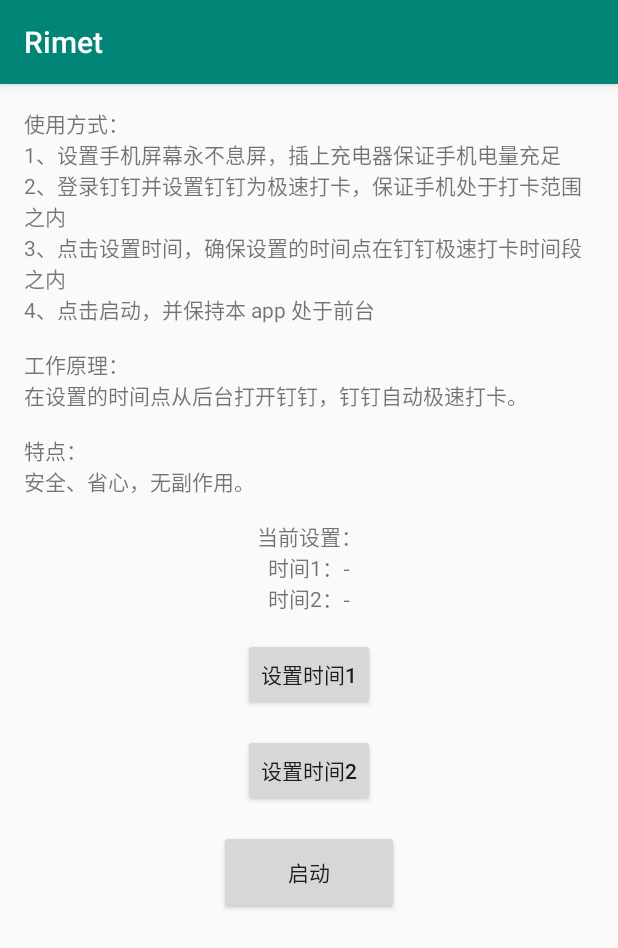
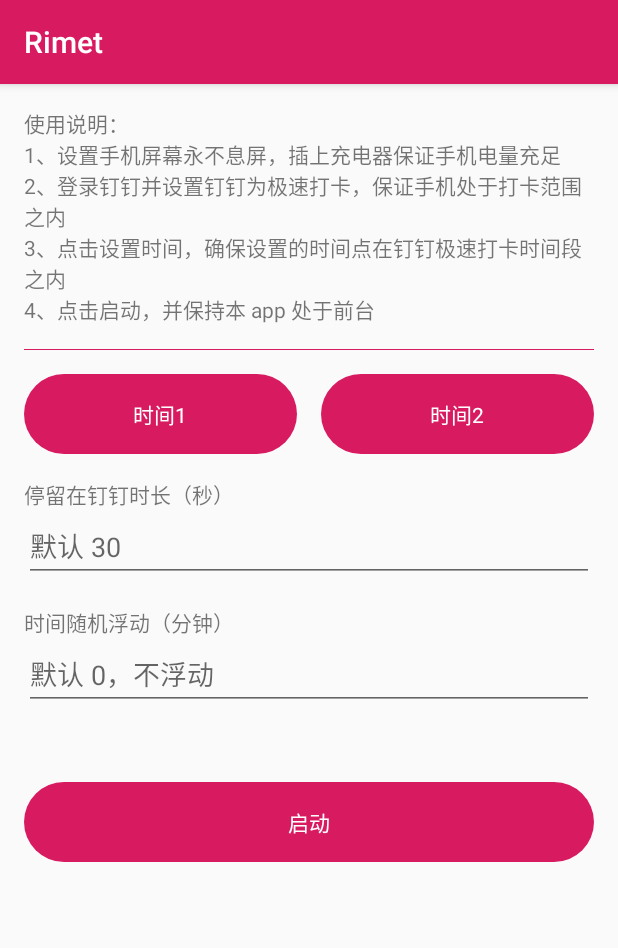
Before and after one commit to zhpoo/RimetLaunche, an Android app: the screen it shows after launch (MainActivity), after a tap on "启动", on a phone screen of 412 x 824 dp. Shown: the top 948 px of the screen. Run offline under Robolectric (Android 15) with nearby library versions, the phone set to English and light mode, and no system bars.

Commit message:
feat: 支持更多设置
Signed-off-by: zhangpeng <zhpoo@foxmail.com>

```diff
--- a/app/src/main/AndroidManifest.xml
+++ b/app/src/main/AndroidManifest.xml
@@ -16,7 +16,8 @@
         <activity
             android:name=".MainActivity"
             android:launchMode="singleTask"
-            android:screenOrientation="portrait">
+            android:screenOrientation="portrait"
+            android:windowSoftInputMode="stateAlwaysHidden">
             <intent-filter>
                 <action android:name="android.intent.action.MAIN" />
                 <category android:name="android.intent.category.LAUNCHER" />
--- /dev/null
+++ b/app/src/main/java/top/zhpoo/rimetlauncher/AgileActivity.java
@@ -0,0 +1,47 @@
+package top.zhpoo.rimetlauncher;
+
+import android.os.Bundle;
+import android.view.MotionEvent;
+import android.view.View;
+import android.widget.EditText;
+
+import androidx.annotation.Nullable;
+import androidx.appcompat.app.AppCompatActivity;
+
+import top.zhpoo.rimetlauncher.util.Utils;
+
+public abstract class AgileActivity extends AppCompatActivity {
+
+    @Override
+    protected void onCreate(@Nullable Bundle savedInstanceState) {
+        super.onCreate(savedInstanceState);
+    }
+
+    @Override
+    public boolean dispatchTouchEvent(MotionEvent ev) {
+        if (ev.getAction() == MotionEvent.ACTION_DOWN && autoHideKeyboardOnTouchEditTextOutside(ev)) {
+            View v = getCurrentFocus();
+            if (v instanceof EditText) {
+                int[] focusLocation = new int[2];
+                v.getLocationInWindow(focusLocation);
+                if (ev.getX() < focusLocation[0] || ev.getY() < focusLocation[1]
+                        || ev.getX() > focusLocation[0] + v.getWidth()
+                        || ev.getY() > focusLocation[1] + v.getHeight()) {
+                    // Clicked the outside of EditText.
+                    Utils.hideKeyboard(this, v);
+                }
+            }
+        }
+        return super.dispatchTouchEvent(ev);
+    }
+
+    /**
+     * 点击时是否自动隐藏输入法键盘，默认不关闭。
+     *
+     * @return true 自动在点击EditText之外区域时隐藏输入法，false 不自动关闭。
+     */
+    @SuppressWarnings("unused")
+    protected boolean autoHideKeyboardOnTouchEditTextOutside(MotionEvent ev) {
+        return false;
+    }
+}
--- a/app/src/main/java/top/zhpoo/rimetlauncher/MainActivity.java
+++ b/app/src/main/java/top/zhpoo/rimetlauncher/MainActivity.java
@@ -7,22 +7,23 @@ import android.content.pm.PackageManager;
 import android.os.Bundle;
 import android.os.CountDownTimer;
 import android.os.Handler;
+import android.text.TextUtils;
+import android.view.MotionEvent;
 import android.view.View;
 import android.view.View.OnClickListener;
 import android.widget.Button;
-import android.widget.TextView;
+import android.widget.EditText;
 import android.widget.Toast;
 
-import androidx.appcompat.app.AppCompatActivity;
-
 import java.util.Calendar;
+import java.util.Random;
 
 import top.zhpoo.rimetlauncher.Constants.PackageName;
 import top.zhpoo.rimetlauncher.util.Logger;
 
-public class MainActivity extends AppCompatActivity implements OnClickListener {
+public class MainActivity extends AgileActivity implements OnClickListener {
 
-    private static final int BACK_DELAY_MILLIS = 30 * 1000;
+    private static final int DEFAULT_BACK_DELAY_MILLIS = 30 * 1000;
     private static final long ONE_DAY = 24 * 60 * 60 * 1000;
 
     private final Handler mHandler = new Handler();
@@ -34,6 +35,7 @@ public class MainActivity extends AppCompatActivity implements OnClickListener {
         Logger.d("back .");
         start();
     };
+    private int backDelayMillis = DEFAULT_BACK_DELAY_MILLIS;
 
     private final Runnable mRunnable = () -> {
         final Context context = App.getContext();
@@ -47,11 +49,15 @@ public class MainActivity extends AppCompatActivity implements OnClickListener {
         intent.addFlags(Intent.FLAG_ACTIVITY_NEW_TASK);
         context.startActivity(intent);
         Logger.d("ding .");
-        mHandler.postDelayed(mBackRunner, BACK_DELAY_MILLIS);
+        mHandler.postDelayed(mBackRunner, backDelayMillis);
     };
     private Button mButton;
-    private TextView mTvInfo;
     private CountDownTimer mTimer;
+
+    private Button mBtnWorkTime;
+    private Button mBtnOffTime;
+    private EditText mEtStayInDingdingTime;
+    private EditText mEtFloatingTime;
 
     private Integer mHour1;
     private Integer mMinute1;
@@ -59,22 +65,35 @@ public class MainActivity extends AppCompatActivity implements OnClickListener {
     private Integer mHour2;
     private Integer mMinute2;
 
+
+    @Override
+    protected boolean autoHideKeyboardOnTouchEditTextOutside(MotionEvent ev) {
+        return true;
+    }
+
     @Override
     protected void onCreate(Bundle savedInstanceState) {
         super.onCreate(savedInstanceState);
         setContentView(R.layout.activity_main);
-        mTvInfo = findViewById(R.id.tv_info);
         mButton = findViewById(R.id.button);
         mButton.setOnClickListener(this);
-        findViewById(R.id.btn_work_time).setOnClickListener(this);
-        findViewById(R.id.btn_off_time).setOnClickListener(this);
+
+        mBtnWorkTime = findViewById(R.id.btn_work_time);
+        mBtnOffTime = findViewById(R.id.btn_off_time);
+        mEtStayInDingdingTime = findViewById(R.id.et_stay_in_dingding_time);
+        mEtFloatingTime = findViewById(R.id.et_floating_time);
+
+        mBtnWorkTime.setOnClickListener(this);
+        mBtnOffTime.setOnClickListener(this);
         updateSettingText();
     }
 
     private void updateSettingText() {
-        String time1 = mHour1 == null ? "-" : twoDigits(mHour1) + ":" + twoDigits(mMinute1);
-        String time2 = mHour2 == null ? "-" : twoDigits(mHour2) + ":" + twoDigits(mMinute2);
-        mTvInfo.setText(getString(R.string.currentSetting, time1, time2));
+        String time1 = mHour1 == null ? "" : "\n" + twoDigits(mHour1) + ":" + twoDigits(mMinute1);
+        String time2 = mHour2 == null ? "" : "\n" + twoDigits(mHour2) + ":" + twoDigits(mMinute2);
+
+        mBtnWorkTime.setText(getString(R.string.setupTime1, time1));
+        mBtnOffTime.setText(getString(R.string.setupTime2, time2));
     }
 
     private String twoDigits(long value) {
@@ -101,8 +120,11 @@ public class MainActivity extends AppCompatActivity implements OnClickListener {
                 if (isRunning()) {
                     stop();
                     mButton.setText(R.string.start);
-                } else {
-                    start();
+                    mEtFloatingTime.setEnabled(true);
+                    mEtStayInDingdingTime.setEnabled(true);
+                } else if (start()) {
+                    mEtFloatingTime.setEnabled(false);
+                    mEtStayInDingdingTime.setEnabled(false);
                 }
                 break;
             case R.id.btn_work_time:
@@ -132,7 +154,7 @@ public class MainActivity extends AppCompatActivity implements OnClickListener {
         }
     }
 
-    private void start() {
+    private boolean start() {
         stop();
 
         final long current = System.currentTimeMillis();
@@ -158,7 +180,7 @@ public class MainActivity extends AppCompatActivity implements OnClickListener {
         }
         if (before == null && after == null) {
             toast(R.string.setupTimeTips1);
-            return;
+            return false;
         }
         if (before == null) {
             before = Calendar.getInstance();
@@ -189,8 +211,37 @@ public class MainActivity extends AppCompatActivity implements OnClickListener {
 
         long delay = next.getTimeInMillis() - current;
 
+        String floatingTime = mEtFloatingTime.getText().toString().trim();
+        if (!TextUtils.isEmpty(floatingTime)) {
+            try {
+                int i = Math.abs(Integer.parseInt(floatingTime));
+                int randomInt = new Random().nextInt(i * 2) - i;
+                delay += randomInt * 60 * 1000;
+            } catch (NumberFormatException e) {
+                toast(R.string.invalidNumber);
+                mEtFloatingTime.setText("");
+            }
+        }
+
+        backDelayMillis = DEFAULT_BACK_DELAY_MILLIS;
+        String backTimeStr = mEtStayInDingdingTime.getText().toString().trim();
+        if (!TextUtils.isEmpty(backTimeStr)) {
+            try {
+                int backTime = Integer.parseInt(backTimeStr);
+                if (backTime <= 0) {
+                    mEtStayInDingdingTime.setText("");
+                } else {
+                    backDelayMillis = backTime * 1000;
+                }
+            } catch (NumberFormatException e) {
+                toast(R.string.invalidNumber);
+                mEtStayInDingdingTime.setText("");
+            }
+        }
+
         start(delay);
         startTimer(delay);
+        return true;
     }
 
     private void toast(int resId) {
@@ -212,7 +263,7 @@ public class MainActivity extends AppCompatActivity implements OnClickListener {
                 long minute = millisUntilFinished / 1000 / 60 % 60;
                 long second = millisUntilFinished / 1000 % 60;
                 String leftTime = twoDigits(hour) + ":" + twoDigits(minute) + ":" + twoDigits(second);
-                mButton.setText(getString(R.string.exchangeTime, leftTime, BACK_DELAY_MILLIS / 1000));
+                mButton.setText(getString(R.string.exchangeTime, leftTime, backDelayMillis / 1000));
             }
 
             @Override
--- /dev/null
+++ b/app/src/main/java/top/zhpoo/rimetlauncher/util/Utils.java
@@ -0,0 +1,23 @@
+package top.zhpoo.rimetlauncher.util;
+
+import android.content.Context;
+import android.os.IBinder;
+import android.view.View;
+import android.view.inputmethod.InputMethodManager;
+
+public class Utils {
+    public static void hideKeyboard(Context context, View view) {
+        if (view == null) {
+            return;
+        }
+        IBinder token = view.getWindowToken();
+        if (token == null) {
+            return;
+        }
+        InputMethodManager im = (InputMethodManager) context.getSystemService(Context.INPUT_METHOD_SERVICE);
+        if (im == null) {
+            return;
+        }
+        im.hideSoftInputFromWindow(token, InputMethodManager.HIDE_NOT_ALWAYS);
+    }
+}
--- /dev/null
+++ b/app/src/main/res/drawable/btn_background.xml
@@ -0,0 +1,15 @@
+<?xml version="1.0" encoding="utf-8"?>
+<selector xmlns:android="http://schemas.android.com/apk/res/android">
+    <item android:state_pressed="true">
+        <shape>
+            <solid android:color="@color/colorPrimaryDark" />
+            <corners android:radius="28dp" />
+        </shape>
+    </item>
+    <item>
+        <shape>
+            <solid android:color="@color/colorPrimary" />
+            <corners android:radius="28dp" />
+        </shape>
+    </item>
+</selector>
--- a/app/src/main/res/layout/activity_main.xml
+++ b/app/src/main/res/layout/activity_main.xml
@@ -9,6 +9,8 @@
     <androidx.constraintlayout.widget.ConstraintLayout
         android:layout_width="match_parent"
         android:layout_height="wrap_content"
+        android:focusable="true"
+        android:focusableInTouchMode="true"
         android:padding="16dp"
         tools:context=".MainActivity">
 
@@ -17,57 +19,101 @@
             android:layout_width="wrap_content"
             android:layout_height="wrap_content"
             android:text="@string/desc"
-            app:layout_constraintBottom_toTopOf="@+id/tv_info"
+            app:layout_constraintBottom_toTopOf="@+id/divider"
             app:layout_constraintLeft_toLeftOf="parent"
             app:layout_constraintRight_toRightOf="parent"
             app:layout_constraintTop_toTopOf="parent" />
 
-        <TextView
-            android:id="@+id/tv_info"
-            android:layout_width="wrap_content"
-            android:layout_height="wrap_content"
+        <View
+            android:id="@+id/divider"
+            android:layout_width="match_parent"
+            android:layout_height="1px"
             android:layout_marginTop="16dp"
-            android:gravity="center"
-            app:layout_constraintBottom_toTopOf="@+id/btn_work_time"
-            app:layout_constraintLeft_toLeftOf="parent"
-            app:layout_constraintRight_toRightOf="parent"
-            app:layout_constraintTop_toBottomOf="@+id/tv_desc"
-            tools:text="@string/currentSetting" />
+            android:background="@color/colorPrimary"
+            app:layout_constraintTop_toBottomOf="@+id/tv_desc" />
 
         <Button
             android:id="@+id/btn_work_time"
-            android:layout_width="wrap_content"
+            android:layout_width="0dp"
             android:layout_height="wrap_content"
             android:layout_marginTop="16dp"
+            android:lines="2"
             android:text="@string/setupTime1"
-            app:layout_constraintBottom_toTopOf="@+id/btn_off_time"
+            android:textColor="@android:color/white"
+            app:layout_constraintBottom_toTopOf="@+id/tv_stay_in_dingding_time"
             app:layout_constraintLeft_toLeftOf="parent"
-            app:layout_constraintRight_toRightOf="parent"
-            app:layout_constraintTop_toBottomOf="@+id/tv_info" />
+            app:layout_constraintRight_toLeftOf="@+id/btn_off_time"
+            app:layout_constraintTop_toBottomOf="@+id/divider" />
 
         <Button
             android:id="@+id/btn_off_time"
-            android:layout_width="wrap_content"
+            android:layout_width="0dp"
+            android:layout_height="wrap_content"
+            android:layout_marginLeft="16dp"
+            android:layout_marginTop="16dp"
+            android:lines="2"
+            android:text="@string/setupTime2"
+            android:textColor="@android:color/white"
+            app:layout_constraintBottom_toBottomOf="@+id/btn_work_time"
+            app:layout_constraintLeft_toRightOf="@+id/btn_work_time"
+            app:layout_constraintRight_toRightOf="parent"
+            app:layout_constraintTop_toBottomOf="@+id/divider"
+            tools:ignore="RtlHardcoded" />
+
+        <TextView
+            android:id="@+id/tv_stay_in_dingding_time"
+            android:layout_width="match_parent"
             android:layout_height="wrap_content"
             android:layout_marginTop="16dp"
-            android:text="@string/setupTime2"
-            app:layout_constraintBottom_toTopOf="@+id/button"
+            android:text="@string/stay_in_dingding_time"
             app:layout_constraintLeft_toLeftOf="parent"
             app:layout_constraintRight_toRightOf="parent"
             app:layout_constraintTop_toBottomOf="@+id/btn_work_time" />
 
+        <EditText
+            android:id="@+id/et_stay_in_dingding_time"
+            android:layout_width="match_parent"
+            android:layout_height="wrap_content"
+            android:hint="@string/stay_in_dingding_time_hint"
+            android:importantForAutofill="no"
+            android:inputType="number"
+            app:layout_constraintLeft_toLeftOf="parent"
+            app:layout_constraintRight_toRightOf="parent"
+            app:layout_constraintTop_toBottomOf="@+id/tv_stay_in_dingding_time" />
+
+        <TextView
+            android:id="@+id/tv_floating_time"
+            android:layout_width="match_parent"
+            android:layout_height="wrap_content"
+            android:layout_marginTop="16dp"
+            android:text="@string/floating_time"
+            app:layout_constraintLeft_toLeftOf="parent"
+            app:layout_constraintRight_toRightOf="parent"
+            app:layout_constraintTop_toBottomOf="@+id/et_stay_in_dingding_time" />
+
+        <EditText
+            android:id="@+id/et_floating_time"
+            android:layout_width="match_parent"
+            android:layout_height="wrap_content"
+            android:hint="@string/floating_time_hint"
+            android:importantForAutofill="no"
+            android:inputType="number"
+            app:layout_constraintLeft_toLeftOf="parent"
+            app:layout_constraintRight_toRightOf="parent"
+            app:layout_constraintTop_toBottomOf="@+id/tv_floating_time" />
+
         <Button
             android:id="@+id/button"
-            android:layout_width="wrap_content"
+            android:layout_width="0dp"
             android:layout_height="wrap_content"
-            android:layout_marginTop="16dp"
-            android:minWidth="120dp"
-            android:minHeight="56dp"
-            android:padding="16dp"
+            android:layout_marginTop="48dp"
+            android:lines="2"
             android:text="@string/start"
+            android:textColor="@android:color/white"
+            app:layout_constraintBottom_toBottomOf="parent"
             app:layout_constraintLeft_toLeftOf="parent"
             app:layout_constraintRight_toRightOf="parent"
-            app:layout_constraintTop_toBottomOf="@+id/btn_off_time" />
+            app:layout_constraintTop_toBottomOf="@+id/et_floating_time" />
 
     </androidx.constraintlayout.widget.ConstraintLayout>
 </ScrollView>
--- a/app/src/main/res/values/colors.xml
+++ b/app/src/main/res/values/colors.xml
@@ -1,6 +1,6 @@
 <?xml version="1.0" encoding="utf-8"?>
 <resources>
-    <color name="colorPrimary">#008577</color>
-    <color name="colorPrimaryDark">#00574B</color>
-    <color name="colorAccent">#D81B60</color>
+    <color name="colorPrimary">#D81B60</color>
+    <color name="colorPrimaryDark">#B12116</color>
+    <color name="colorAccent">@color/colorPrimary</color>
 </resources>
--- a/app/src/main/res/values/strings.xml
+++ b/app/src/main/res/values/strings.xml
@@ -1,13 +1,17 @@
 <resources>
     <string name="app_name">Rimet</string>
-    <string name="desc">使用方式：\n1、设置手机屏幕永不息屏，插上充电器保证手机电量充足\n2、登录钉钉并设置钉钉为极速打卡，保证手机处于打卡范围之内\n3、点击设置时间，确保设置的时间点在钉钉极速打卡时间段之内\n4、点击启动，并保持本 app 处于前台\n\n工作原理：\n在设置的时间点从后台打开钉钉，钉钉自动极速打卡。\n\n特点：\n安全、省心，无副作用。</string>
+    <string name="desc">使用说明：\n1、设置手机屏幕永不息屏，插上充电器保证手机电量充足\n2、登录钉钉并设置钉钉为极速打卡，保证手机处于打卡范围之内\n3、点击设置时间，确保设置的时间点在钉钉极速打卡时间段之内\n4、点击启动，并保持本 app 处于前台</string>
     <string name="start">启动</string>
     <string name="stop">停止</string>
-    <string name="currentSetting">当前设置：\n时间1：%s\n时间2：%s</string>
-    <string name="setupTime1">设置时间1</string>
-    <string name="setupTime2">设置时间2</string>
+    <string name="setupTime1">时间1%s</string>
+    <string name="setupTime2">时间2%s</string>
     <string name="setupTimeTips1">请先设置时间</string>
     <string name="setupTimeTips2">只设置了一个时间</string>
-    <string name="exchangeTime">%s 后启动钉钉\n并在 %d 秒后自动返回\n(点击停止)</string>
+    <string name="exchangeTime">%s 后启动钉钉，并在 %d 秒后自动返回\n(点击停止)</string>
     <string name="stopTips">请先停止</string>
+    <string name="stay_in_dingding_time">停留在钉钉时长（秒）</string>
+    <string name="stay_in_dingding_time_hint">默认 30</string>
+    <string name="floating_time">时间随机浮动（分钟）</string>
+    <string name="floating_time_hint">默认 0，不浮动</string>
+    <string name="invalidNumber">输入不正确，已自动忽略</string>
 </resources>
--- a/app/src/main/res/values/styles.xml
+++ b/app/src/main/res/values/styles.xml
@@ -6,6 +6,20 @@
         <item name="colorPrimary">@color/colorPrimary</item>
         <item name="colorPrimaryDark">@color/colorPrimaryDark</item>
         <item name="colorAccent">@color/colorAccent</item>
+        <item name="buttonStyle">@style/AppWidget.Button</item>
     </style>
 
+    <style name="AppWidget">
+        <item name="android:gravity">center</item>
+    </style>
+
+    <style name="AppWidget.Button">
+        <item name="android:background">@drawable/btn_background</item>
+        <item name="android:paddingLeft">16dp</item>
+        <item name="android:paddingRight">16dp</item>
+        <item name="android:paddingTop">8dp</item>
+        <item name="android:paddingBottom">8dp</item>
+    </style>
+
+
 </resources>
```
